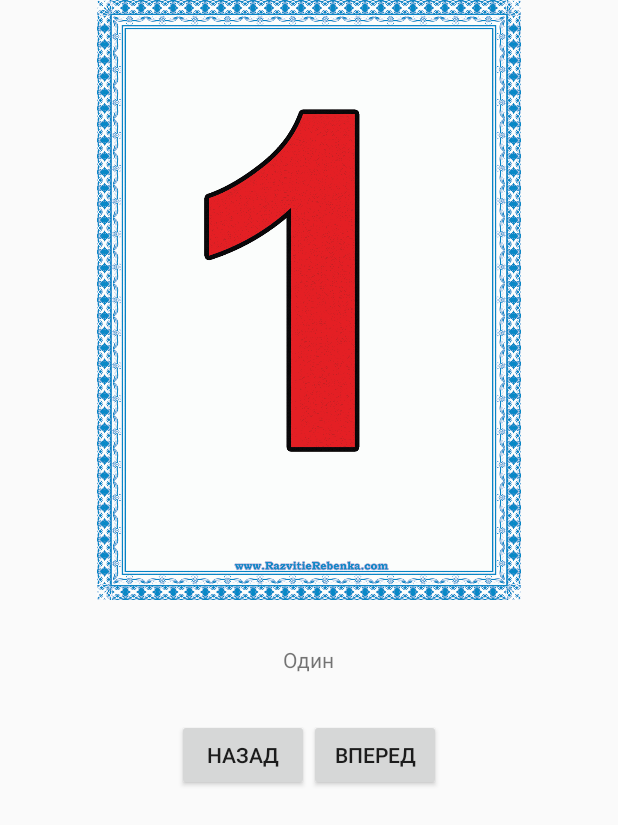
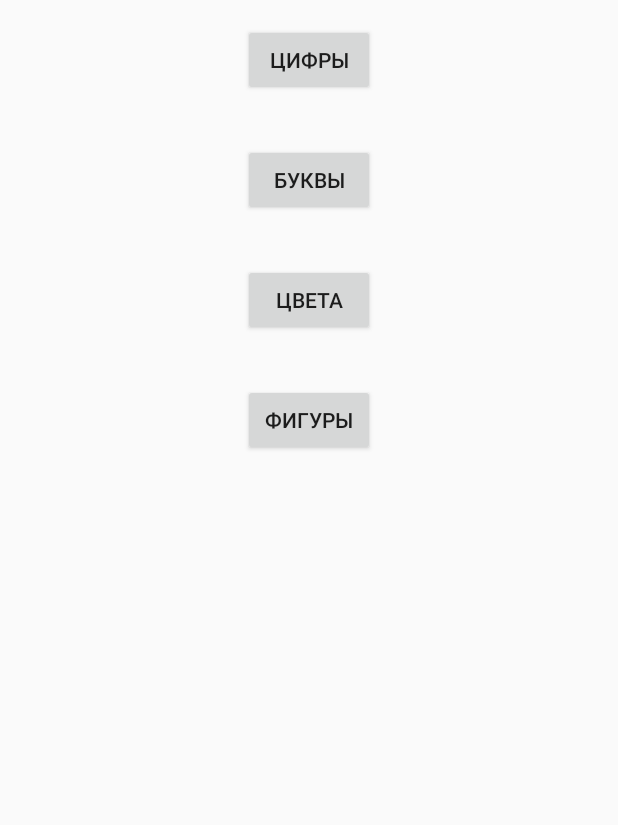
Before and after one commit to putnik-busy/diplom, an Android app: the screen it shows after launch (Activity_menu before the commit, StartMenu after it), on a phone screen of 412 x 824 dp. Shown: the top 825 px of the screen. Run offline under Robolectric (Android 15) with nearby library versions, the phone set to English and light mode, and no system bars.

Commit message:
добавил стартовое меню, потоков пока нет

```diff
--- a/app/src/main/AndroidManifest.xml
+++ b/app/src/main/AndroidManifest.xml
@@ -7,12 +7,15 @@
         android:icon="@mipmap/ic_launcher"
         android:label="@string/app_name"
         android:theme="@style/Theme.AppCompat.Light.NoActionBar">
-        <activity android:name=".Activity_menu">
+        <activity android:name=".StartMenu">
             <intent-filter>
                 <action android:name="android.intent.action.MAIN" />
                 <category android:name="android.intent.category.LAUNCHER" />
             </intent-filter>
         </activity>
+        <activity android:name=".Activity_menu"
+            android:label="@string/app_name">
+        </activity>
     </application>
 
 </manifest>
--- a/app/src/main/java/com/just_app/diplom/Activity_menu.java
+++ b/app/src/main/java/com/just_app/diplom/Activity_menu.java
@@ -8,6 +8,9 @@ public class Activity_menu extends SingleFragmentActivity{
 
     @Override
     protected Fragment createFragment() {
-        return new Fragment_menu();
+
+        String item= (String)getIntent()
+                .getSerializableExtra(Fragment_menu.EXTRA_ITEM);
+        return Fragment_menu.newInstance(item);
     }
 }
--- a/app/src/main/java/com/just_app/diplom/Fragment_menu.java
+++ b/app/src/main/java/com/just_app/diplom/Fragment_menu.java
@@ -5,9 +5,7 @@ import android.app.Fragment;
 import android.content.res.AssetFileDescriptor;
 import android.content.res.AssetManager;
 import android.graphics.drawable.Drawable;
-import android.media.AudioManager;
 import android.media.MediaPlayer;
-import android.media.SoundPool;
 import android.net.Uri;
 import android.os.Bundle;
 import android.util.Log;
@@ -25,29 +23,38 @@ import java.io.InputStream;
 
 
 public class Fragment_menu extends Fragment {
+
+    public static final String EXTRA_ITEM=
+            "com.just_app.diplom.item1";
     private ImageView nameImage;
     private Subject mSubject;
     private Drawable drawableView;
     private Button forward, back;
     private TextView tv;
     private String mName;
-    private String mSound;
     private MediaPlayer mp;
-    private SoundPool mSoundPool;
-    private int mTrack;
     private int i = 0;
+
+    public static Fragment_menu newInstance(String item){
+        Bundle args= new Bundle();
+        args.putSerializable(EXTRA_ITEM,item);
+        Fragment_menu fragment_menu= new Fragment_menu();
+        fragment_menu.setArguments(args);
+        return fragment_menu;
+    }
 
     @Override
     public void onCreate(Bundle savedInstanceState) {
         super.onCreate(savedInstanceState);
+        String mItem= (String)getArguments().
+                getSerializable(EXTRA_ITEM);
 
         AssetManager mgr = getActivity().getAssets();
-
         ObjectMapper mapper = new ObjectMapper();
 
         try {
             InputStream inputStream;
-            inputStream = mgr.open("numbers.xml");
+            inputStream = mgr.open(mItem);
             mSubject = mapper.readValue(inputStream, Subject.class);
         } catch (IOException e) {
             e.printStackTrace();
@@ -59,12 +66,14 @@ public class Fragment_menu extends Fragment {
     public View onCreateView(LayoutInflater inflater, ViewGroup container,
                              Bundle savedInstanceState) {
         View v = inflater.inflate(R.layout.fragment_menu, container, false);
-            mp= new MediaPlayer();
+        mp = new MediaPlayer();
         forward = (Button) v.findViewById(R.id.forward);
         back = (Button) v.findViewById(R.id.back);
         nameImage = (ImageView) v.findViewById(R.id.name_image);
         tv = (TextView) v.findViewById(R.id.tv);
-        OnChangePhoto(i);
+
+                OnChangePhoto(i);
+
         View.OnClickListener onClickListener = new View.OnClickListener() {
 
             @Override
@@ -106,8 +115,8 @@ public class Fragment_menu extends Fragment {
         return v;
     }
 
-    public void OnChangePhoto(int i) {
 
+    public void OnChangePhoto(final int i) {
 
         AssetManager mgr = getActivity().getAssets();
         if (mSubject.content != null) {
@@ -115,8 +124,7 @@ public class Fragment_menu extends Fragment {
                 Uri imgUri = Uri.parse(mSubject.content.get(i).photos);
                 Uri soundUri = Uri.parse(mSubject.content.get(i).sounds);
                 mName = mSubject.content.get(i).signature;
-                // mSound = mSubject.content.get(i).sounds;
-                String sound2=soundUri.getPath().substring("/android_asset/".length());
+                String sound2 = soundUri.getPath().substring("/android_asset/".length());
                 InputStream stream = mgr.open(
                         imgUri.getPath().substring("/android_asset/".length())
                 );
@@ -124,15 +132,14 @@ public class Fragment_menu extends Fragment {
                 nameImage.setImageDrawable(drawableView);
                 tv.setText(mName);
 
-             //  if (sound2 != null) {
+                if (sound2 != null) {
 
                     AssetFileDescriptor afd = getActivity().getAssets().openFd(sound2);
                     mp.setDataSource(afd.getFileDescriptor(), afd.getStartOffset(), afd.getLength());
-                afd.close();
-                mp.prepare();
-                mp.start();
-
-              // }
+                    afd.close();
+                    mp.prepare();
+                    mp.start();
+                }
 
             } catch (IOException e) {
                 e.printStackTrace();
@@ -140,5 +147,4 @@ public class Fragment_menu extends Fragment {
             }
         }
     }
-
 }
--- a/app/src/main/java/com/just_app/diplom/SingleFragmentActivity.java
+++ b/app/src/main/java/com/just_app/diplom/SingleFragmentActivity.java
@@ -15,10 +15,14 @@ public abstract class SingleFragmentActivity extends FragmentActivity {
         super.onCreate(savedInstanceState);
         setContentView(R.layout.activity_fragment);
         FragmentManager fm = getFragmentManager();
+        Fragment fragment  = fm.findFragmentById(R.id.fragmentContainer);
+        //    Fragment_menu fragment_menu= new Fragment_menu();
+        if(fragment==null){
+            fragment=createFragment();
+            fm.beginTransaction()
+                    .add(R.id.fragmentContainer, fragment)
+                    .commit();
+        }
 
-            Fragment_menu fragment_menu= new Fragment_menu();
-            fm.beginTransaction()
-                    .add(R.id.fragmentContainer, fragment_menu)
-                    .commit();
     }
 }
--- /dev/null
+++ b/app/src/main/java/com/just_app/diplom/StartFragment.java
@@ -0,0 +1,66 @@
+package com.just_app.diplom;
+
+
+import android.app.Fragment;
+import android.content.Intent;
+import android.os.Bundle;
+import android.view.LayoutInflater;
+import android.view.View;
+import android.view.ViewGroup;
+import android.widget.Button;
+
+import com.fasterxml.jackson.databind.ObjectMapper;
+
+public class StartFragment  extends Fragment{
+   private Button Numbers,Colors,Shapes,Words;
+    @Override
+    public void onCreate(Bundle savedInstanceState) {
+        super.onCreate(savedInstanceState);
+    }
+
+    @Override
+    public View onCreateView(LayoutInflater inflater, ViewGroup container,
+                             Bundle savedInstanceState) {
+        View v= inflater.inflate(R.layout.start_menu,container,false);
+
+        Colors= (Button)v.findViewById(R.id.Colors);
+        Numbers= (Button)v.findViewById(R.id.Numbers);
+        Shapes= (Button)v.findViewById(R.id.Shapes);
+        Words= (Button)v.findViewById(R.id.Words);
+
+        View.OnClickListener onClickListener= new View.OnClickListener() {
+            @Override
+            public void onClick(View v) {
+                switch (v.getId()){
+                    case R.id.Numbers:
+                        Intent p1= new Intent(getActivity(),Activity_menu.class);
+                        p1.putExtra(Fragment_menu.EXTRA_ITEM,"numbers.xml");
+                        startActivity(p1);
+                        break;
+                    case R.id.Words:
+                        Intent p2= new Intent(getActivity(),Activity_menu.class);
+                        p2.putExtra(Fragment_menu.EXTRA_ITEM, "words.xml");
+                        startActivity(p2);
+                        break;
+                    case R.id.Colors:
+                        Intent p3= new Intent(getActivity(),Activity_menu.class);
+                        p3.putExtra(Fragment_menu.EXTRA_ITEM, "colors.xml");
+                        startActivity(p3);
+                        break;
+                    case R.id.Shapes:
+                        Intent p4= new Intent(getActivity(),Activity_menu.class);
+                        p4.putExtra(Fragment_menu.EXTRA_ITEM, "colors.xml");
+                        startActivity(p4);
+                        break;
+                }
+            }
+        };
+
+        Numbers.setOnClickListener(onClickListener);
+        Words.setOnClickListener(onClickListener);
+        Colors.setOnClickListener(onClickListener);
+        Shapes.setOnClickListener(onClickListener);
+
+        return v;
+    }
+}
--- /dev/null
+++ b/app/src/main/java/com/just_app/diplom/StartMenu.java
@@ -0,0 +1,11 @@
+package com.just_app.diplom;
+
+
+import android.app.Fragment;
+
+public class StartMenu extends SingleFragmentActivity {
+    @Override
+    protected Fragment createFragment() {
+        return new StartFragment();
+    }
+}
--- /dev/null
+++ b/app/src/main/res/layout/start_menu.xml
@@ -0,0 +1,37 @@
+<?xml version="1.0" encoding="utf-8"?>
+<LinearLayout xmlns:android="http://schemas.android.com/apk/res/android"
+    android:orientation="vertical" android:layout_width="match_parent"
+    android:layout_height="match_parent">
+
+    <Button
+        android:layout_width="wrap_content"
+        android:layout_height="wrap_content"
+        android:text="Цифры"
+        android:id="@+id/Numbers"
+        android:layout_margin="16dp"
+        android:layout_gravity="center_horizontal" />
+
+    <Button
+        android:layout_width="wrap_content"
+        android:layout_height="wrap_content"
+        android:text="Буквы"
+        android:id="@+id/Words"
+        android:layout_margin="16dp"
+        android:layout_gravity="center_horizontal" />
+
+    <Button
+        android:layout_width="wrap_content"
+        android:layout_height="wrap_content"
+        android:text="Цвета"
+        android:id="@+id/Colors"
+        android:layout_margin="16dp"
+        android:layout_gravity="center_horizontal" />
+
+    <Button
+        android:layout_width="wrap_content"
+        android:layout_height="wrap_content"
+        android:text="Фигуры"
+        android:id="@+id/Shapes"
+        android:layout_margin="16dp"
+        android:layout_gravity="center_horizontal" />
+</LinearLayout>
```
Also changed, not shown: app/src/main/java/com/just_app/diplom/DownloadMedia.java (added, +13 -0 lines), 1 other file.
